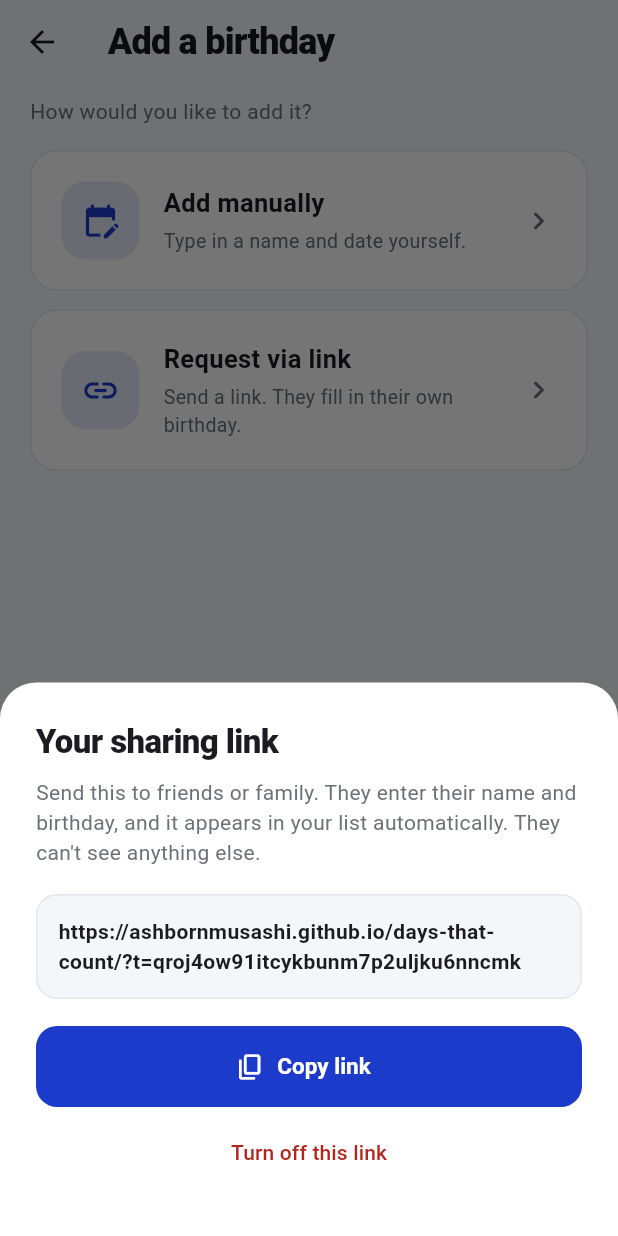
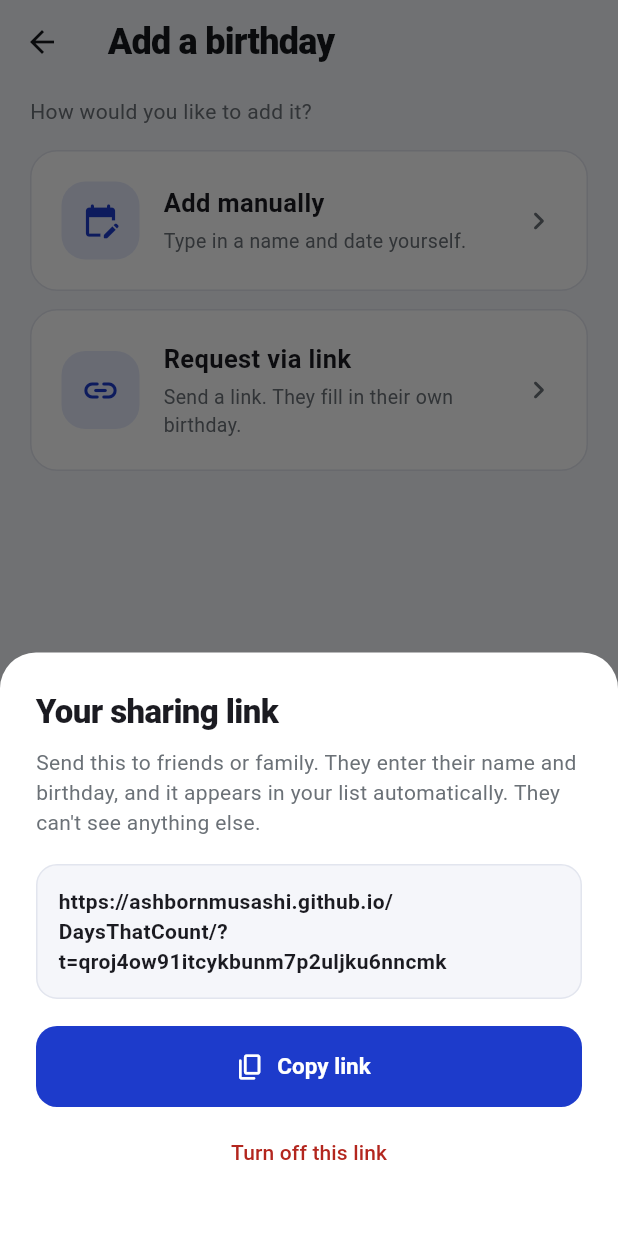
Before and after one commit to AshbornMusashi/DaysThatCount, a Flutter app: the AddScreen screen opened directly, after a tap on "Request via link", on a phone screen of 412 x 824 dp. Run offline on Flutter 3.47's test engine with Material 3 defaults, Android fonts, the phone set to English and light mode, and no system bars; our stand-ins replace cloud_firestore, firebase_auth, firebase_core; accounts and stored records are empty.

Commit message:
Correct base URL for LinkService

```diff
--- a/lib/main.dart
+++ b/lib/main.dart
@@ -380,7 +380,7 @@ final store = BirthdayStore();
 
 class LinkService {
   // The public page that people open. We create it in the next step.
-  static const baseUrl = 'https://ashbornmusashi.github.io/days-that-count/';
+  static const baseUrl = 'https://ashbornmusashi.github.io/DaysThatCount/';
 
   static String urlFor(String token) => '$baseUrl?t=$token';
 
```
